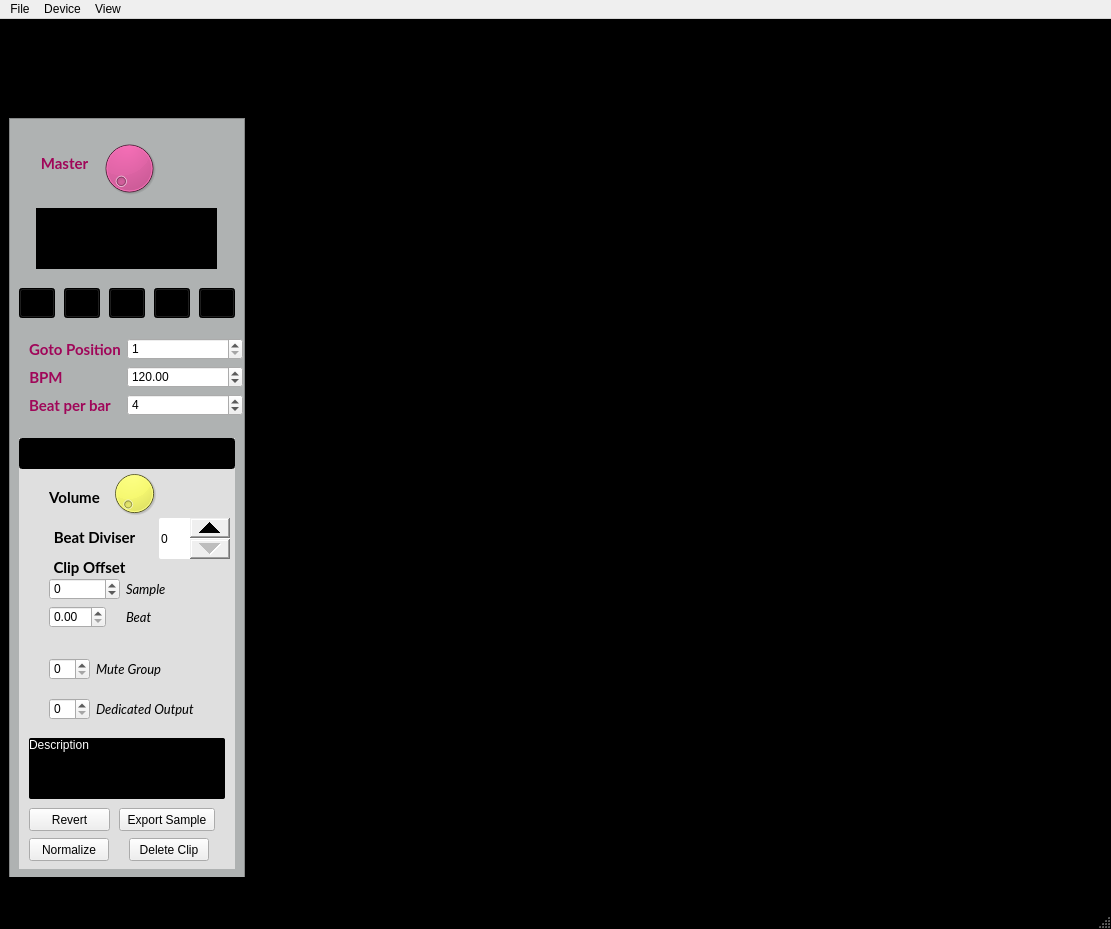
This is gui_ui.ui in Vampouille/superboucle as Qt 5 draws it before an edit. The edited form follows.
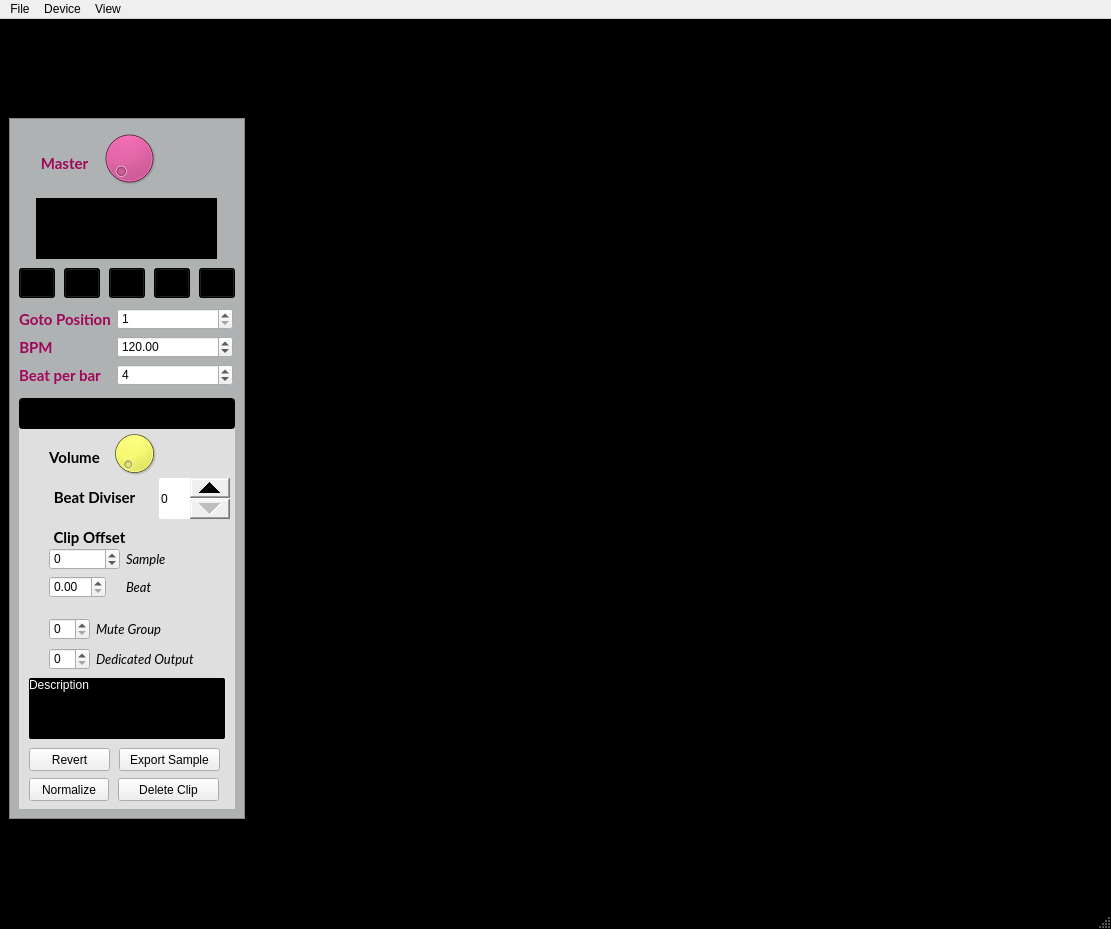
This is the edited form. Icons and pictures are not drawn. Custom widgets are drawn as their Qt base class.

Patch:
```diff
--- a/gui_ui.ui
+++ b/gui_ui.ui
@@ -59,7 +59,7 @@
         <widget class="QLabel" name="label_7">
          <property name="geometry">
           <rect>
-           <x>45</x>
+           <x>50</x>
            <y>0</y>
            <width>120</width>
            <height>85</height>
@@ -87,7 +87,7 @@
            <x>0</x>
            <y>90</y>
            <width>236</width>
-           <height>760</height>
+           <height>701</height>
           </rect>
          </property>
          <property name="styleSheet">
@@ -104,7 +104,7 @@
           <property name="geometry">
            <rect>
             <x>90</x>
-            <y>20</y>
+            <y>10</y>
             <width>60</width>
             <height>60</height>
            </rect>
@@ -155,9 +155,9 @@
           <property name="geometry">
            <rect>
             <x>10</x>
-            <y>320</y>
+            <y>280</y>
             <width>216</width>
-            <height>431</height>
+            <height>411</height>
            </rect>
           </property>
           <property name="styleSheet">
@@ -283,7 +283,7 @@
            <property name="geometry">
             <rect>
              <x>20</x>
-             <y>120</y>
+             <y>130</y>
              <width>101</width>
              <height>19</height>
             </rect>
@@ -307,7 +307,7 @@
            <property name="geometry">
             <rect>
              <x>10</x>
-             <y>300</y>
+             <y>280</y>
              <width>196</width>
              <height>61</height>
             </rect>
@@ -328,7 +328,7 @@
            <property name="geometry">
             <rect>
              <x>30</x>
-             <y>140</y>
+             <y>150</y>
              <width>160</width>
              <height>64</height>
             </rect>
@@ -387,9 +387,9 @@
           <widget class="QPushButton" name="deleteButton">
            <property name="geometry">
             <rect>
-             <x>110</x>
-             <y>400</y>
-             <width>80</width>
+             <x>99</x>
+             <y>380</y>
+             <width>101</width>
              <height>23</height>
             </rect>
            </property>
@@ -401,8 +401,8 @@
            <property name="geometry">
             <rect>
              <x>100</x>
-             <y>370</y>
-             <width>96</width>
+             <y>350</y>
+             <width>101</width>
              <height>23</height>
             </rect>
            </property>
@@ -414,7 +414,7 @@
            <property name="geometry">
             <rect>
              <x>10</x>
-             <y>400</y>
+             <y>380</y>
              <width>80</width>
              <height>23</height>
             </rect>
@@ -427,7 +427,7 @@
            <property name="geometry">
             <rect>
              <x>10</x>
-             <y>370</y>
+             <y>350</y>
              <width>81</width>
              <height>23</height>
             </rect>
@@ -440,7 +440,7 @@
            <property name="geometry">
             <rect>
              <x>30</x>
-             <y>260</y>
+             <y>250</y>
              <width>182</width>
              <height>31</height>
             </rect>
@@ -499,7 +499,7 @@
           <property name="geometry">
            <rect>
             <x>55</x>
-            <y>170</y>
+            <y>150</y>
             <width>36</width>
             <height>30</height>
            </rect>
@@ -527,7 +527,7 @@
           <property name="geometry">
            <rect>
             <x>100</x>
-            <y>170</y>
+            <y>150</y>
             <width>36</width>
             <height>30</height>
            </rect>
@@ -555,7 +555,7 @@
           <property name="geometry">
            <rect>
             <x>10</x>
-            <y>170</y>
+            <y>150</y>
             <width>36</width>
             <height>30</height>
            </rect>
@@ -583,7 +583,7 @@
           <property name="geometry">
            <rect>
             <x>27</x>
-            <y>90</y>
+            <y>80</y>
             <width>181</width>
             <height>61</height>
            </rect>
@@ -612,7 +612,7 @@
           <property name="geometry">
            <rect>
             <x>190</x>
-            <y>170</y>
+            <y>150</y>
             <width>36</width>
             <height>30</height>
            </rect>
@@ -639,8 +639,8 @@
          <widget class="QWidget" name="formLayoutWidget">
           <property name="geometry">
            <rect>
-            <x>20</x>
-            <y>220</y>
+            <x>10</x>
+            <y>190</y>
             <width>214</width>
             <height>89</height>
            </rect>
@@ -751,7 +751,7 @@
           <property name="geometry">
            <rect>
             <x>145</x>
-            <y>170</y>
+            <y>150</y>
             <width>36</width>
             <height>30</height>
            </rect>
```
